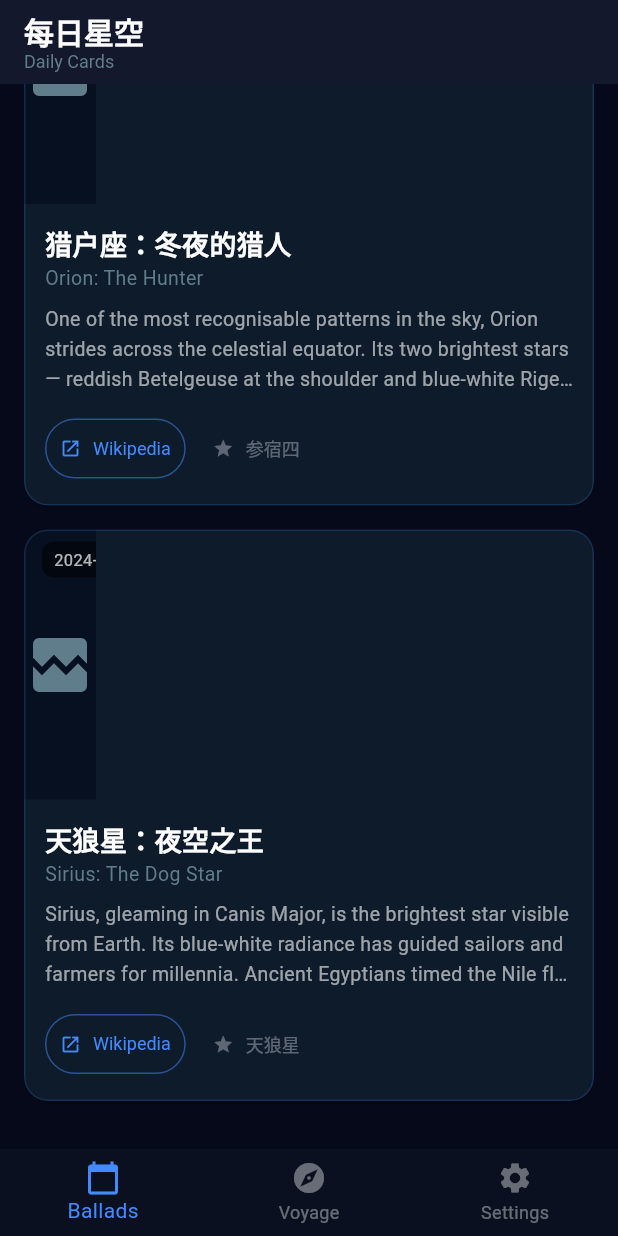
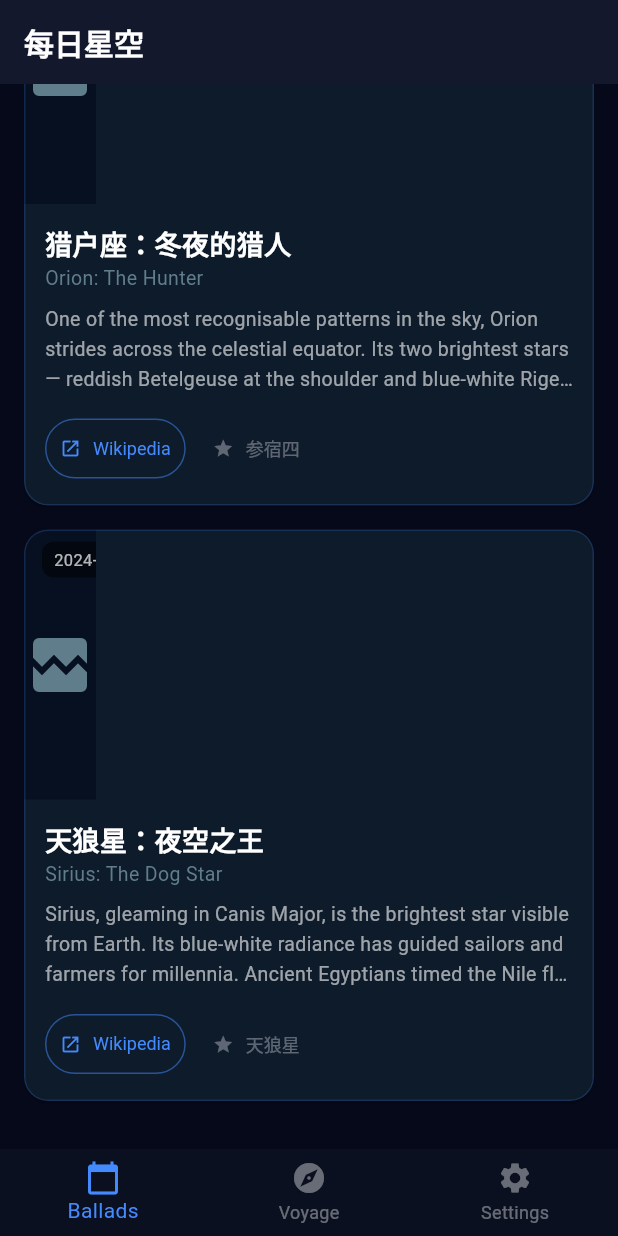
Before and after one commit to crazygo/starling, a Flutter app: the screen it shows after launch, scrolled down 2101 dp, on a phone screen of 412 x 824 dp. Run offline on Flutter 3.47's test engine with Material 3 defaults, Android fonts, the phone set to English and light mode, and no system bars; our stand-ins replace csv, location, sensors_plus, shared_preferences; missing offline and left inert: flat_buffers; generated files the repository leaves out were written again; network calls fail.

Commit message:
Fix AppBar titles: add centerTitle:false and remove subtitles
Co-authored-by: crazygo <9395888+crazygo@users.noreply.github.com>
Agent-Logs-Url: https://github.com/crazygo/starling/sessions/7503a413-06de-48ed-9017-b0630fb95a52

```diff
--- a/lib/pages/daily_cards_page.dart
+++ b/lib/pages/daily_cards_page.dart
@@ -54,22 +54,14 @@ class _DailyCardsPageState extends State<DailyCardsPage> {
       appBar: AppBar(
         backgroundColor: const Color(0xFF05091A),
         elevation: 0,
-        title: const Column(
-          crossAxisAlignment: CrossAxisAlignment.start,
-          children: [
-            Text(
+        centerTitle: false,
+        title: const Text(
           '每日星空',
           style: TextStyle(
             color: Colors.white,
             fontSize: 20,
             fontWeight: FontWeight.bold,
           ),
-            ),
-            Text(
-              'Daily Cards',
-              style: TextStyle(color: Colors.blueGrey, fontSize: 12),
-            ),
-          ],
         ),
       ),
       body: _loading
```
Also changed, not shown: lib/pages/settings_page.dart (+1 -10 lines). Lines whose indentation alone changed are shown as unchanged.
